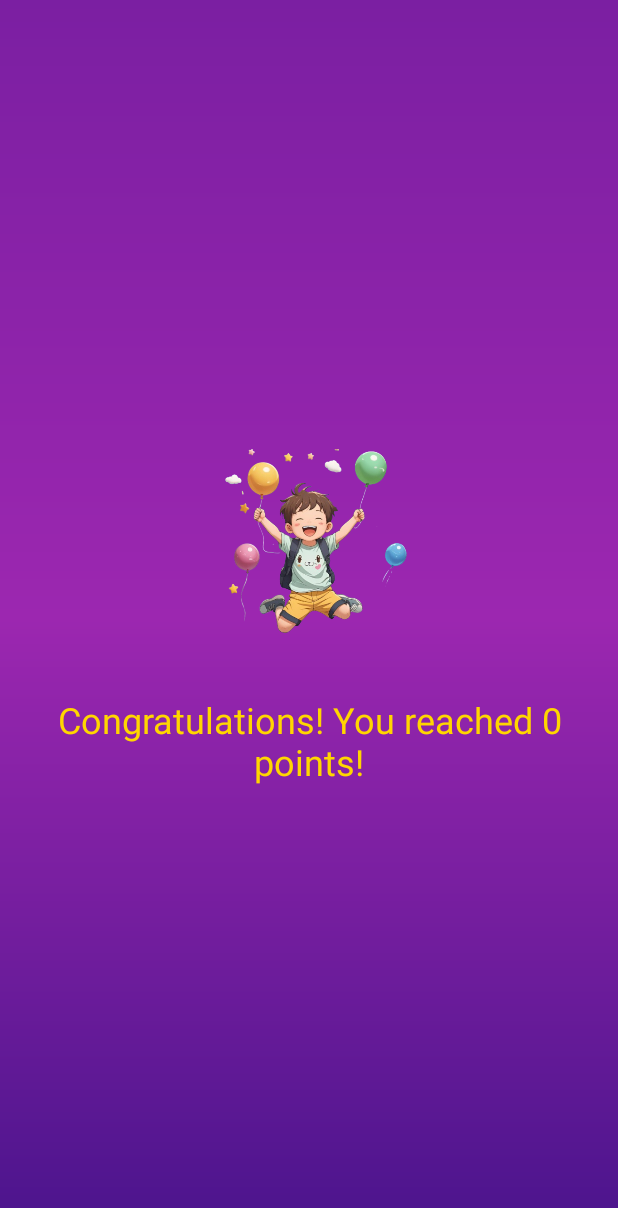
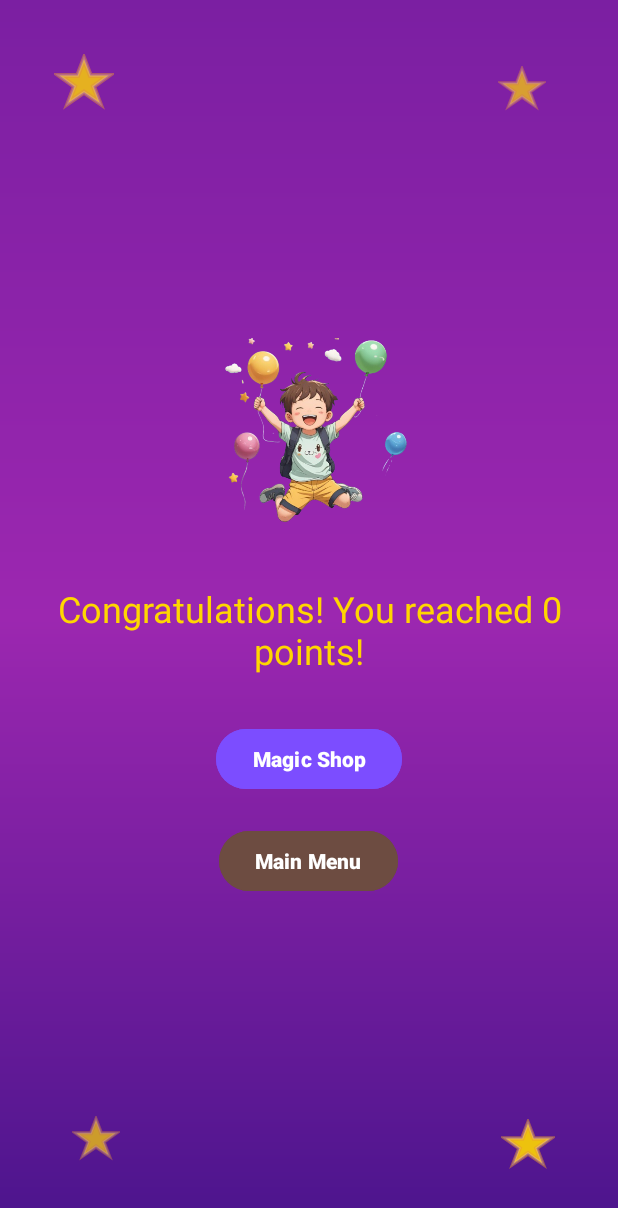
Before and after one commit to Ornella-Gigante/Math-Magic, an Android app: the MilestoneActivity screen opened directly, with no data from a screen before it, on a phone screen of 412 x 824 dp. Shown: the top 1208 px of the screen. Run offline under Robolectric (Android 15) with nearby library versions, the phone set to English and light mode, and no system bars.

Commit message:
feat: add decorative glowing stars and buttons to milestone celebration layout

```diff
--- a/app/src/main/res/layout/activity_milestone.xml
+++ b/app/src/main/res/layout/activity_milestone.xml
@@ -1,11 +1,62 @@
 <?xml version="1.0" encoding="utf-8"?>
-<LinearLayout xmlns:android="http://schemas.android.com/apk/res/android"
+<RelativeLayout xmlns:android="http://schemas.android.com/apk/res/android"
     android:layout_width="match_parent"
     android:layout_height="match_parent"
+    android:background="@drawable/gradient_purple"
+    android:padding="24dp">
+
+    <!-- Estrellas decorativas en las esquinas -->
+    <ImageView
+        android:id="@+id/star_top_left"
+        android:layout_width="40dp"
+        android:layout_height="40dp"
+        android:src="@drawable/star_glow"
+        android:layout_alignParentStart="true"
+        android:layout_alignParentTop="true"
+        android:layout_marginStart="12dp"
+        android:layout_marginTop="12dp"
+        android:alpha="0.8"/>
+
+    <ImageView
+        android:id="@+id/star_top_right"
+        android:layout_width="32dp"
+        android:layout_height="32dp"
+        android:src="@drawable/star_glow"
+        android:layout_alignParentEnd="true"
+        android:layout_alignParentTop="true"
+        android:layout_marginEnd="24dp"
+        android:layout_marginTop="20dp"
+        android:alpha="0.7"/>
+
+    <ImageView
+        android:id="@+id/star_bottom_left"
+        android:layout_width="32dp"
+        android:layout_height="32dp"
+        android:src="@drawable/star_glow"
+        android:layout_alignParentStart="true"
+        android:layout_alignParentBottom="true"
+        android:layout_marginStart="24dp"
+        android:layout_marginBottom="24dp"
+        android:alpha="0.7"/>
+
+    <ImageView
+        android:id="@+id/star_bottom_right"
+        android:layout_width="36dp"
+        android:layout_height="36dp"
+        android:src="@drawable/star_glow"
+        android:layout_alignParentEnd="true"
+        android:layout_alignParentBottom="true"
+        android:layout_marginEnd="18dp"
+        android:layout_marginBottom="18dp"
+        android:alpha="0.9"/>
+
+    <LinearLayout
+        android:id="@+id/center_content"
+        android:layout_width="match_parent"
+        android:layout_height="wrap_content"
         android:orientation="vertical"
         android:gravity="center"
-    android:background="@drawable/gradient_purple"
-    android:padding="24dp">
+        android:layout_centerInParent="true">
 
         <ImageView
             android:id="@+id/avatar_celebrating"
@@ -22,5 +73,28 @@
             android:text="Congratulations! You reached 50 points!"
             android:textSize="24sp"
             android:textColor="#FFD600"
-        android:gravity="center"/>
+            android:gravity="center"
+            android:layout_marginBottom="32dp"/>
+
+        <Button
+            android:id="@+id/button_magic_shop"
+            android:layout_width="wrap_content"
+            android:layout_height="wrap_content"
+            android:text="Magic Shop"
+            android:textStyle="bold"
+            android:textColor="#FFFFFF"
+            android:backgroundTint="#7C4DFF"
+            android:elevation="3dp"
+            android:layout_marginBottom="20dp"/>
+
+        <Button
+            android:id="@+id/button_main_menu"
+            android:layout_width="wrap_content"
+            android:layout_height="wrap_content"
+            android:text="Main Menu"
+            android:textStyle="bold"
+            android:textColor="#FFFFFF"
+            android:backgroundTint="#6D4C41"
+            android:elevation="3dp"/>
     </LinearLayout>
+</RelativeLayout>
```
Lines whose indentation alone changed are shown as unchanged.
